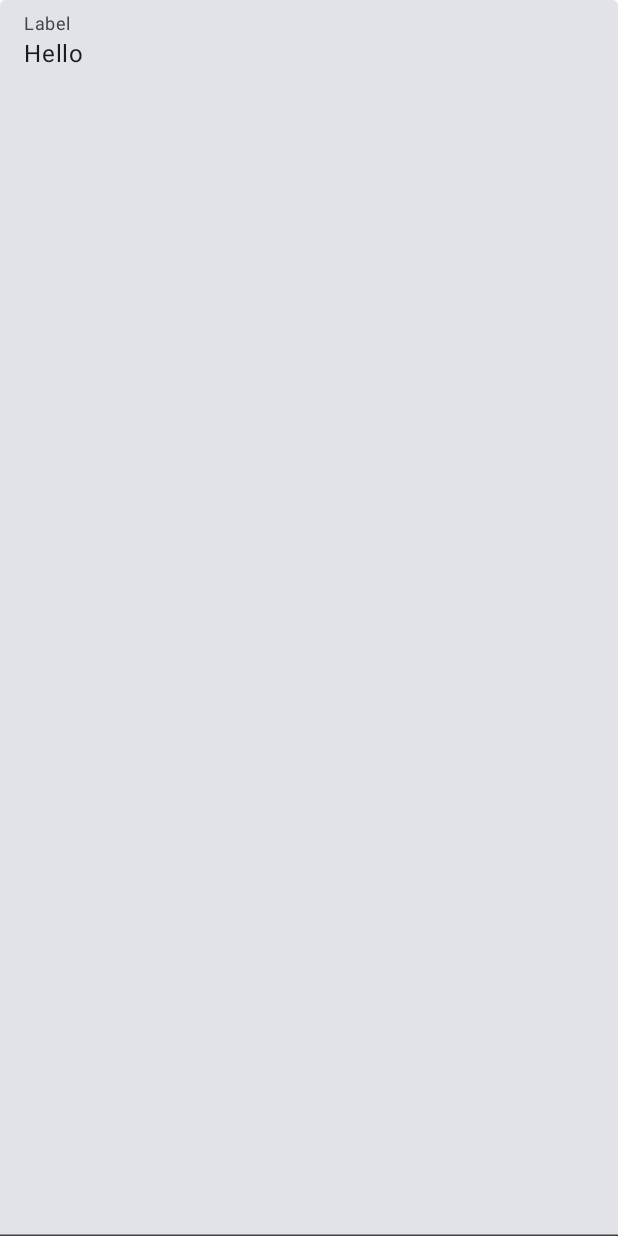
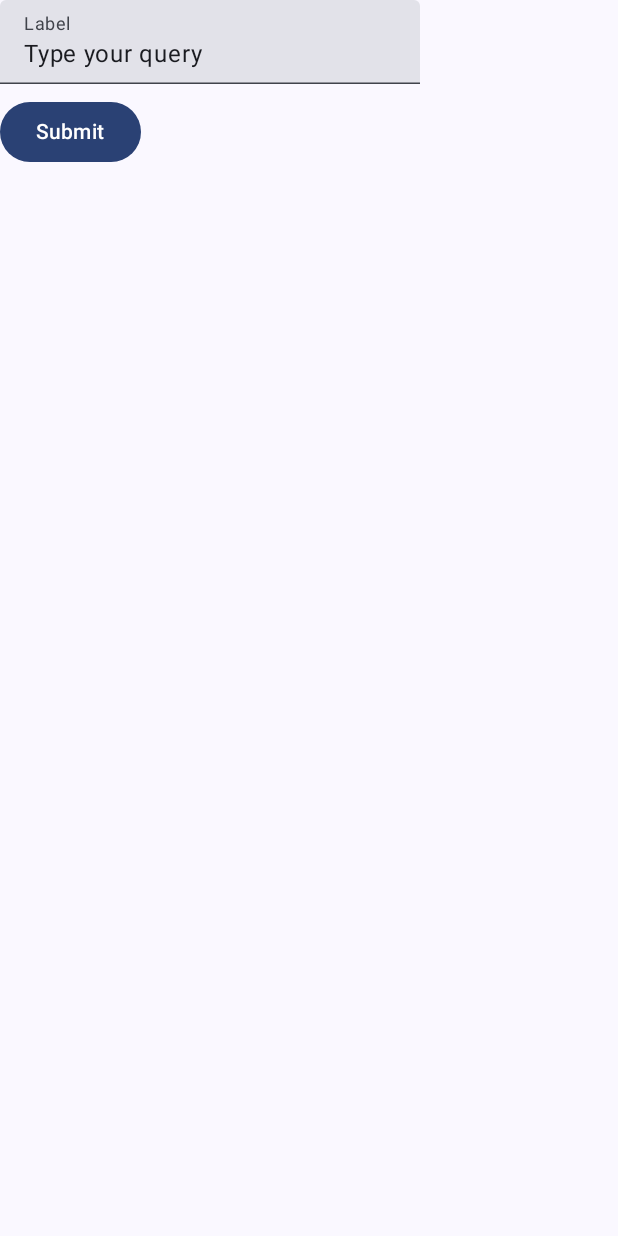
Before and after one commit to Nter-developer/android-room-lab, an Android app built with Jetpack Compose: the screen it shows after launch (MainActivity), on a phone screen of 412 x 824 dp. Before the commit the screen is almost empty. Run offline under Robolectric (Android 15) with nearby library versions, the phone set to English and light mode, and no system bars.

Commit message:
feat: add sample textfiled to main screen

```diff
--- a/app/src/main/java/com/lab/androidroom/MainActivity.kt
+++ b/app/src/main/java/com/lab/androidroom/MainActivity.kt
@@ -1,10 +1,13 @@
 package com.lab.androidroom
 
+import android.database.sqlite.SQLiteOpenHelper
 import android.os.Bundle
-import android.provider.BaseColumns
 import androidx.activity.ComponentActivity
 import androidx.activity.compose.setContent
+import androidx.compose.foundation.layout.Column
 import androidx.compose.foundation.layout.fillMaxSize
+import androidx.compose.foundation.layout.padding
+import androidx.compose.material3.Button
 import androidx.compose.material3.MaterialTheme
 import androidx.compose.material3.Surface
 import androidx.compose.material3.Text
@@ -16,8 +19,10 @@ import androidx.compose.runtime.remember
 import androidx.compose.runtime.setValue
 import androidx.compose.ui.Modifier
 import androidx.compose.ui.tooling.preview.Preview
+import androidx.compose.ui.unit.dp
 import com.lab.androidroom.ui.theme.AndroidRoomLabTheme
 
+private lateinit var databaseHelper: SQLiteOpenHelper
 class MainActivity : ComponentActivity() {
     override fun onCreate(savedInstanceState: Bundle?) {
         super.onCreate(savedInstanceState)
@@ -32,18 +37,33 @@ class MainActivity : ComponentActivity() {
                 }
             }
         }
+
+
     }
 }
 
 @Composable
 fun SimpleFilledTextFieldSample() {
-    var text by remember { mutableStateOf("Hello") }
+    var text by remember { mutableStateOf("Type your query") }
 
-    TextField(
-        value = text,
-        onValueChange = { text = it },
-        label = { Text("Label") }
-    )
+    Column {
+        TextField(
+            value = text,
+            onValueChange = { text = it },
+            label = { Text("Label") }
+        )
+
+        Button(
+            onClick = { onButtonClick(text) },
+            modifier = Modifier.padding(top = 8.dp)
+        ) {
+            Text("Submit")
+        }
+    }
+}
+
+fun onButtonClick(text: String) {
+
 }
 
 @Composable
```
